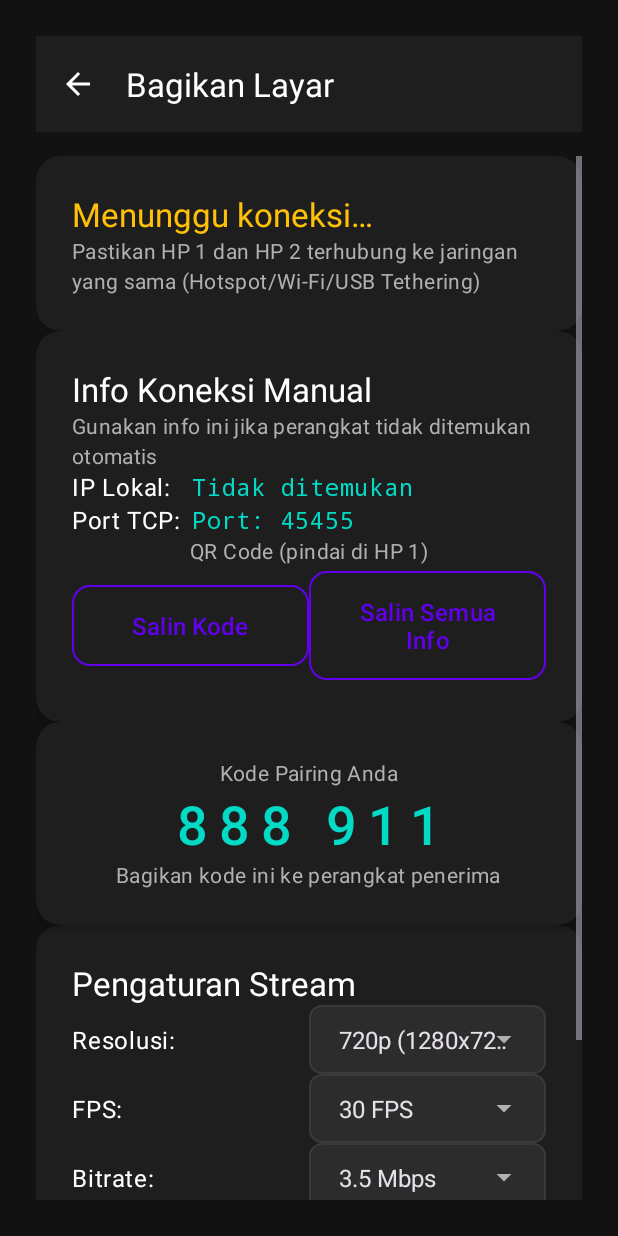
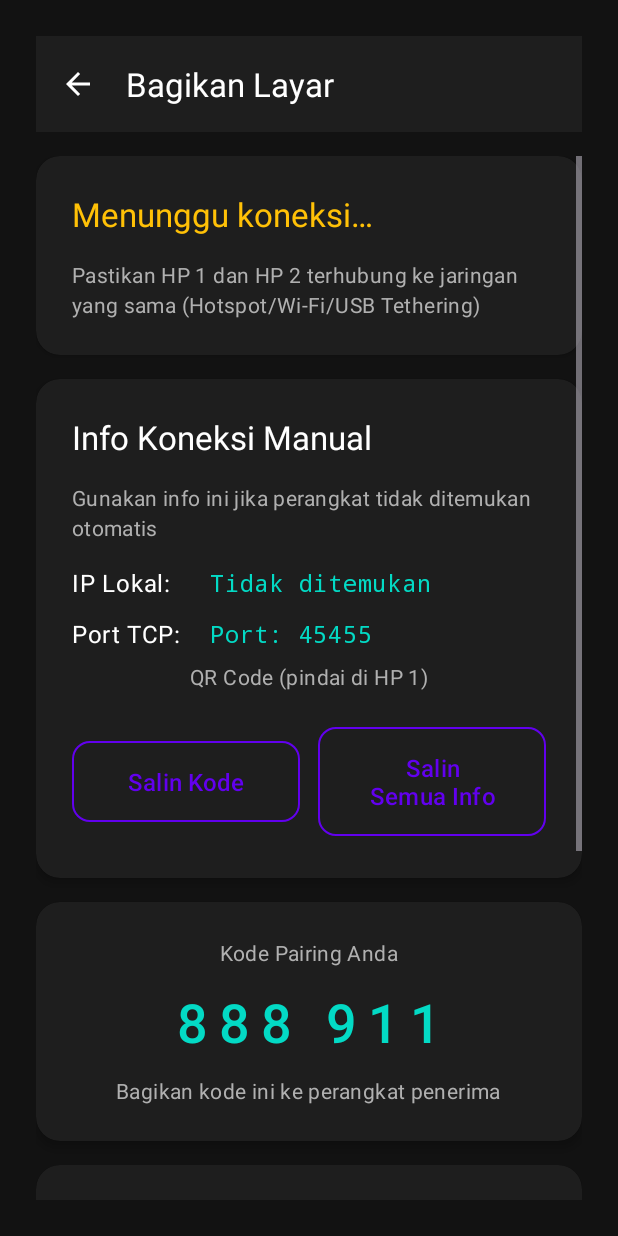
Before and after one commit to AndikaDwiPradita/Cosmic-Live-Studio, an Android app: the SenderActivity screen opened directly, with no data from a screen before it, on a phone screen of 412 x 824 dp. Run offline under Robolectric (Android 15) with nearby library versions, the phone set to English and light mode, and no system bars; 1 statement that could not run was skipped.

Commit message:
Fix Android resource build error in sender layout

```diff
--- a/app/src/main/res/layout/activity_sender.xml
+++ b/app/src/main/res/layout/activity_sender.xml
@@ -36,7 +36,6 @@
             android:layout_width="match_parent"
             android:layout_height="wrap_content"
             android:orientation="vertical"
-            android:gap="16dp"
             android:paddingBottom="32dp">
 
             <!-- Status Card -->
@@ -51,8 +50,7 @@
                     android:layout_width="match_parent"
                     android:layout_height="wrap_content"
                     android:orientation="vertical"
-                    android:padding="24dp"
-                    >
+                    android:padding="24dp">
 
                     <TextView
                         android:id="@+id/tvSenderStatus"
@@ -65,6 +63,7 @@
                     <TextView
                         android:layout_width="wrap_content"
                         android:layout_height="wrap_content"
+                        android:layout_marginTop="16dp"
                         android:text="Pastikan HP 1 dan HP 2 terhubung ke jaringan yang sama (Hotspot/Wi-Fi/USB Tethering)"
                         android:textAppearance="@style/TextAppearance.CosmicLiveStudio.BodySecondary" />
                 </LinearLayout>
@@ -74,6 +73,7 @@
             <androidx.cardview.widget.CardView
                 android:layout_width="match_parent"
                 android:layout_height="wrap_content"
+                android:layout_marginTop="16dp"
                 app:cardBackgroundColor="@color/dark_surface"
                 app:cardCornerRadius="16dp"
                 app:cardElevation="4dp">
@@ -82,8 +82,7 @@
                     android:layout_width="match_parent"
                     android:layout_height="wrap_content"
                     android:orientation="vertical"
-                    android:padding="24dp"
-                    android:gap="16dp">
+                    android:padding="24dp">
 
                     <TextView
                         android:layout_width="wrap_content"
@@ -94,6 +93,8 @@
                     <TextView
                         android:layout_width="wrap_content"
                         android:layout_height="wrap_content"
+                        android:layout_marginTop="16dp"
+                        android:layout_marginBottom="16dp"
                         android:text="Gunakan info ini jika perangkat tidak ditemukan otomatis"
                         android:textAppearance="@style/TextAppearance.CosmicLiveStudio.BodySecondary" />
 
@@ -102,12 +103,12 @@
                         android:layout_width="match_parent"
                         android:layout_height="wrap_content"
                         android:orientation="horizontal"
-                        android:gravity="center_vertical"
-                        android:gap="12dp">
+                        android:gravity="center_vertical">
 
                         <TextView
                             android:layout_width="80dp"
                             android:layout_height="wrap_content"
+                            android:layout_marginEnd="12dp"
                             android:text="IP Lokal:"
                             android:textAppearance="@style/TextAppearance.CosmicLiveStudio.Body" />
 
@@ -126,13 +127,14 @@
                     <LinearLayout
                         android:layout_width="match_parent"
                         android:layout_height="wrap_content"
+                        android:layout_marginTop="12dp"
                         android:orientation="horizontal"
-                        android:gravity="center_vertical"
-                        android:gap="12dp">
+                        android:gravity="center_vertical">
 
                         <TextView
                             android:layout_width="80dp"
                             android:layout_height="wrap_content"
+                            android:layout_marginEnd="12dp"
                             android:text="Port TCP:"
                             android:textAppearance="@style/TextAppearance.CosmicLiveStudio.Body" />
 
@@ -151,13 +153,14 @@
                     <LinearLayout
                         android:layout_width="match_parent"
                         android:layout_height="wrap_content"
+                        android:layout_marginTop="8dp"
                         android:orientation="vertical"
-                        android:gravity="center"
-                        android:gap="8dp">
+                        android:gravity="center">
 
                         <TextView
                             android:layout_width="wrap_content"
                             android:layout_height="wrap_content"
+                            android:layout_marginBottom="8dp"
                             android:text="QR Code (pindai di HP 1)"
                             android:textAppearance="@style/TextAppearance.CosmicLiveStudio.BodySecondary" />
 
@@ -175,8 +178,8 @@
                     <LinearLayout
                         android:layout_width="match_parent"
                         android:layout_height="wrap_content"
+                        android:layout_marginTop="12dp"
                         android:orientation="horizontal"
-                        android:gap="12dp"
                         android:gravity="center">
 
                         <Button
@@ -184,6 +187,7 @@
                             android:layout_width="0dp"
                             android:layout_height="wrap_content"
                             android:layout_weight="1"
+                            android:layout_marginEnd="6dp"
                             android:text="Salin Kode"
                             style="@style/Widget.CosmicLiveStudio.Button.Secondary" />
 
@@ -192,6 +196,7 @@
                             android:layout_width="0dp"
                             android:layout_height="wrap_content"
                             android:layout_weight="1"
+                            android:layout_marginStart="6dp"
                             android:text="Salin Semua Info"
                             style="@style/Widget.CosmicLiveStudio.Button.Secondary" />
                     </LinearLayout>
@@ -202,6 +207,7 @@
             <androidx.cardview.widget.CardView
                 android:layout_width="match_parent"
                 android:layout_height="wrap_content"
+                android:layout_marginTop="16dp"
                 app:cardBackgroundColor="@color/dark_surface"
                 app:cardCornerRadius="16dp"
                 app:cardElevation="4dp">
@@ -211,8 +217,7 @@
                     android:layout_height="wrap_content"
                     android:orientation="vertical"
                     android:padding="24dp"
-                    android:gravity="center"
-                    android:gap="12dp">
+                    android:gravity="center">
 
                     <TextView
                         android:layout_width="wrap_content"
@@ -224,12 +229,14 @@
                         android:id="@+id/tvPairingCode"
                         android:layout_width="wrap_content"
                         android:layout_height="wrap_content"
+                        android:layout_marginTop="12dp"
                         android:text="------"
                         android:textAppearance="@style/TextAppearance.CosmicLiveStudio.Code" />
 
                     <TextView
                         android:layout_width="wrap_content"
                         android:layout_height="wrap_content"
+                        android:layout_marginTop="12dp"
                         android:text="@string/share_this_code"
                         android:textAppearance="@style/TextAppearance.CosmicLiveStudio.BodySecondary" />
                 </LinearLayout>
@@ -239,6 +246,7 @@
             <androidx.cardview.widget.CardView
                 android:layout_width="match_parent"
                 android:layout_height="wrap_content"
+                android:layout_marginTop="16dp"
                 app:cardBackgroundColor="@color/dark_surface"
                 app:cardCornerRadius="16dp"
                 app:cardElevation="2dp">
@@ -247,12 +255,12 @@
                     android:layout_width="match_parent"
                     android:layout_height="wrap_content"
                     android:orientation="vertical"
-                    android:padding="24dp"
-                    android:gap="16dp">
+                    android:padding="24dp">
 
                     <TextView
                         android:layout_width="wrap_content"
                         android:layout_height="wrap_content"
+                        android:layout_marginBottom="16dp"
                         android:text="Pengaturan Stream"
                         android:textAppearance="@style/TextAppearance.CosmicLiveStudio.Title" />
 
@@ -260,13 +268,13 @@
                     <LinearLayout
                         android:layout_width="match_parent"
                         android:layout_height="wrap_content"
-                        android:orientation="horizontal"
-                        android:gap="16dp">
+                        android:orientation="horizontal">
 
                         <TextView
                             android:layout_width="0dp"
                             android:layout_height="wrap_content"
                             android:layout_weight="1"
+                            android:layout_marginEnd="16dp"
                             android:text="@string/resolution_label"
                             android:textAppearance="@style/TextAppearance.CosmicLiveStudio.Body" />
 
@@ -283,13 +291,14 @@
                     <LinearLayout
                         android:layout_width="match_parent"
                         android:layout_height="wrap_content"
-                        android:orientation="horizontal"
-                        android:gap="16dp">
+                        android:layout_marginTop="16dp"
+                        android:orientation="horizontal">
 
                         <TextView
                             android:layout_width="0dp"
                             android:layout_height="wrap_content"
                             android:layout_weight="1"
+                            android:layout_marginEnd="16dp"
                             android:text="@string/fps_label"
                             android:textAppearance="@style/TextAppearance.CosmicLiveStudio.Body" />
 
@@ -306,13 +315,14 @@
                     <LinearLayout
                         android:layout_width="match_parent"
                         android:layout_height="wrap_content"
-                        android:orientation="horizontal"
-                        android:gap="16dp">
+                        android:layout_marginTop="16dp"
+                        android:orientation="horizontal">
 
                         <TextView
                             android:layout_width="0dp"
                             android:layout_height="wrap_content"
                             android:layout_weight="1"
+                            android:layout_marginEnd="16dp"
                             android:text="@string/bitrate_label"
                             android:textAppearance="@style/TextAppearance.CosmicLiveStudio.Body" />
 
@@ -332,6 +342,7 @@
                 android:id="@+id/btnToggleSharing"
                 android:layout_width="match_parent"
                 android:layout_height="wrap_content"
+                android:layout_marginTop="16dp"
                 android:text="@string/btn_start_sharing"
                 style="@style/Widget.CosmicLiveStudio.Button.Primary" />
         </LinearLayout>
```
